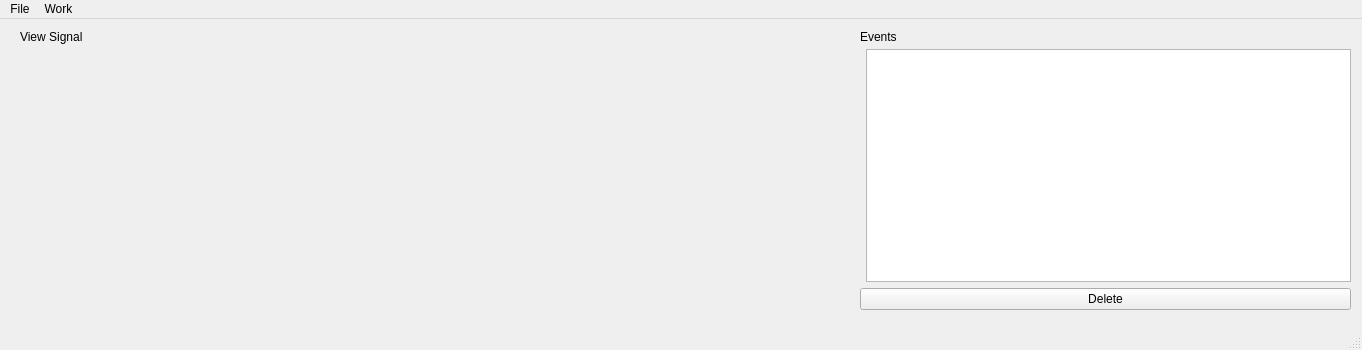
Qt form gui/main_window_pyqtgraph.ui (Seon-taewoong/signal_labeler) before a commit.
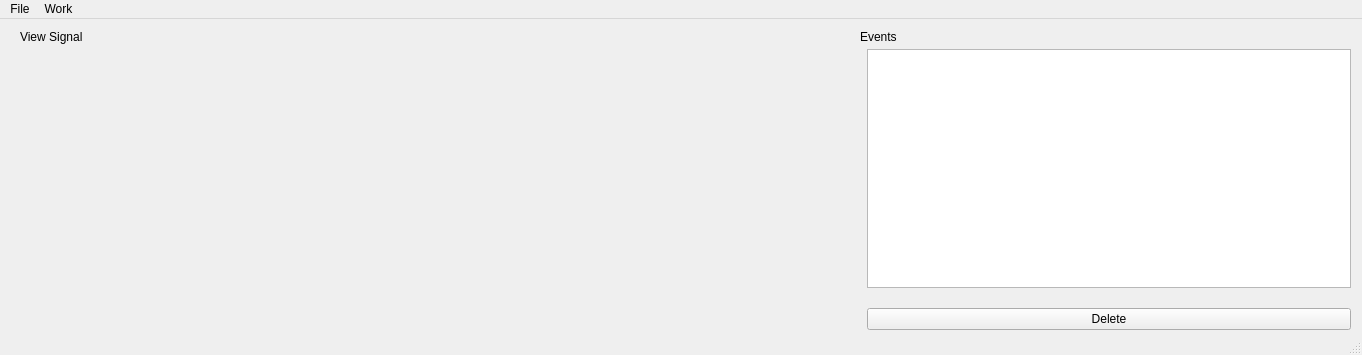
The same form after that commit.

Commit message: 파이큐티 그래프 작업

What changed in the file:
```diff
--- a/gui/main_window_pyqtgraph.ui
+++ b/gui/main_window_pyqtgraph.ui
@@ -7,7 +7,7 @@
     <x>0</x>
     <y>0</y>
     <width>1362</width>
-    <height>350</height>
+    <height>355</height>
    </rect>
   </property>
   <property name="windowTitle">
@@ -20,14 +20,29 @@
       <x>860</x>
       <y>30</y>
       <width>491</width>
-      <height>261</height>
+      <height>281</height>
      </rect>
     </property>
     <layout class="QFormLayout" name="formLayout">
+     <property name="fieldGrowthPolicy">
+      <enum>QFormLayout::AllNonFixedFieldsGrow</enum>
+     </property>
+     <property name="rowWrapPolicy">
+      <enum>QFormLayout::DontWrapRows</enum>
+     </property>
+     <property name="horizontalSpacing">
+      <number>7</number>
+     </property>
+     <property name="verticalSpacing">
+      <number>20</number>
+     </property>
+     <property name="bottomMargin">
+      <number>0</number>
+     </property>
      <item row="1" column="1">
       <widget class="QListWidget" name="EventProperty"/>
      </item>
-     <item row="3" column="0" colspan="2">
+     <item row="3" column="1">
       <widget class="QPushButton" name="pushButtonDeleteEvent">
        <property name="text">
         <string>Delete</string>
@@ -55,10 +70,30 @@
       <x>20</x>
       <y>30</y>
       <width>831</width>
-      <height>261</height>
+      <height>281</height>
      </rect>
     </property>
-    <layout class="QVBoxLayout" name="LayoutGraph"/>
+    <layout class="QVBoxLayout" name="LayoutGraph" stretch="10,1">
+     <property name="spacing">
+      <number>7</number>
+     </property>
+     <property name="bottomMargin">
+      <number>5</number>
+     </property>
+     <item>
+      <layout class="QVBoxLayout" name="graphLayout"/>
+     </item>
+     <item>
+      <layout class="QVBoxLayout" name="sliderLayout">
+       <property name="spacing">
+        <number>6</number>
+       </property>
+       <property name="bottomMargin">
+        <number>6</number>
+       </property>
+      </layout>
+     </item>
+    </layout>
    </widget>
    <widget class="QLabel" name="label_4">
     <property name="geometry">
```
The commit also changes 1 other file.
